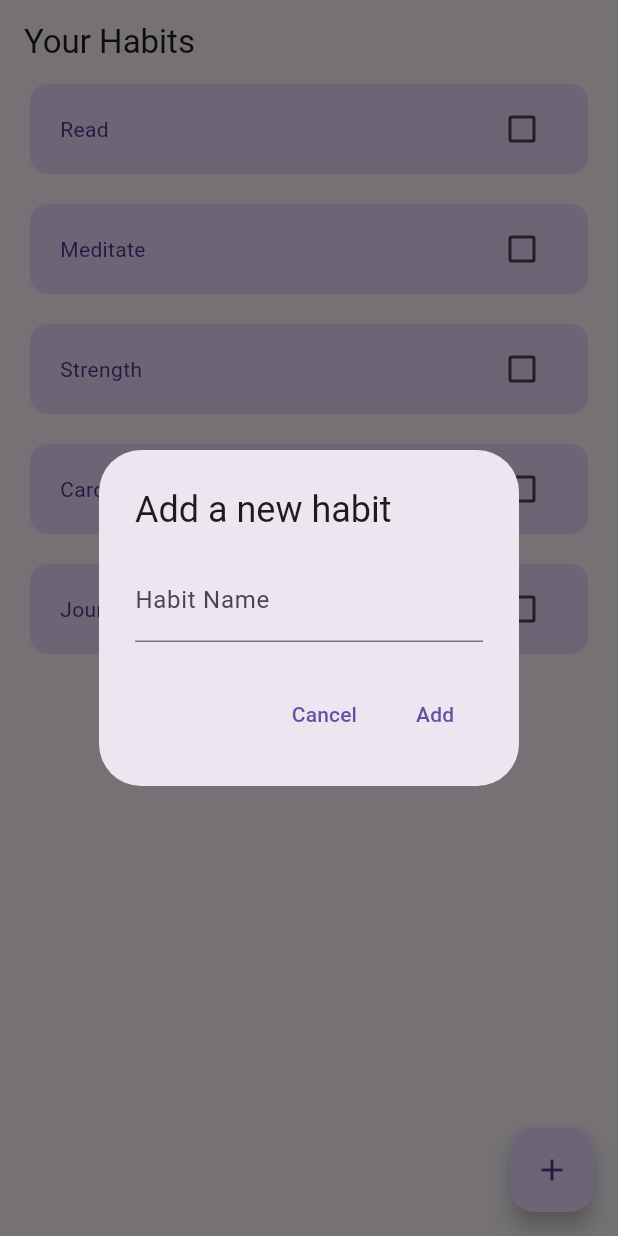
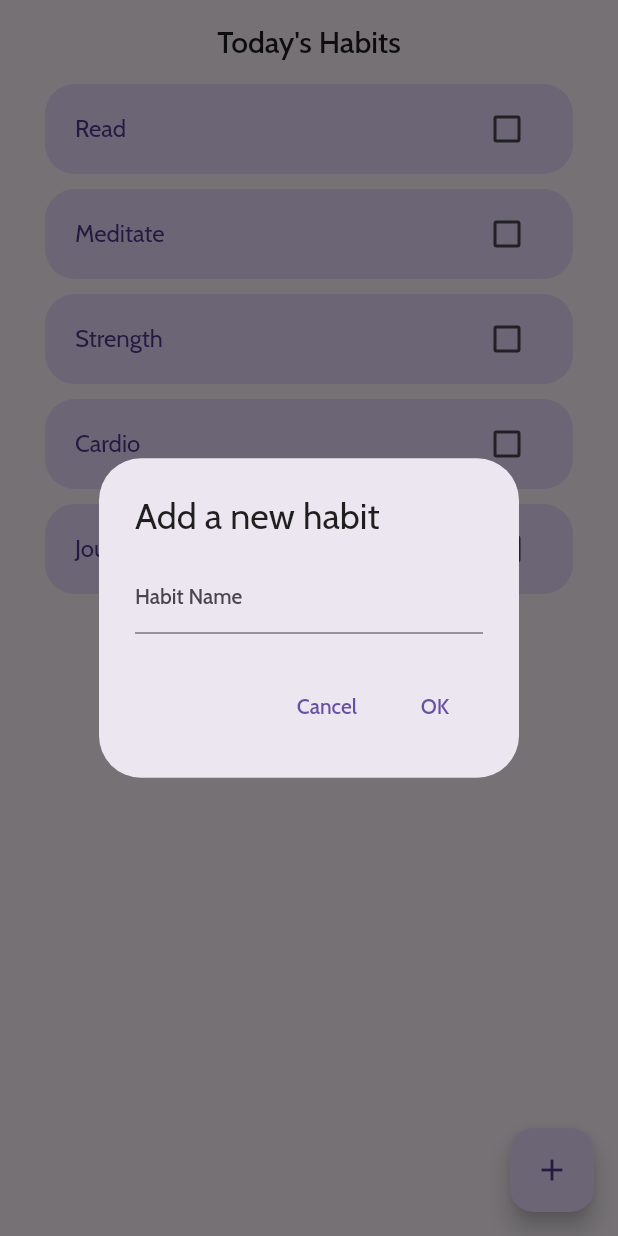
Before and after one commit to veersheth/habitian, a Flutter app: the screen it shows after launch, after a tap on the "add" icon, on a phone screen of 412 x 824 dp. Run offline on Flutter 3.47's test engine with Material 2 defaults, Android fonts, the phone set to English and light mode, and no system bars; our stand-ins replace google_fonts.

Commit message:
added google fonts and adjusted habit tile padding

```diff
--- a/lib/main.dart
+++ b/lib/main.dart
@@ -1,4 +1,5 @@
 import 'package:flutter/material.dart';
+import 'package:google_fonts/google_fonts.dart';
 
 import 'pages/habits_page.dart';
 
@@ -14,8 +15,11 @@ class MainApp extends StatelessWidget {
     return MaterialApp(
       theme: ThemeData(
         useMaterial3: true,
+        textTheme: GoogleFonts.cabinTextTheme(
+         Theme.of(context).textTheme,
+       ),
       ),
-      home: const Habits_Page(),
+      home: const HabitsPage(),
     );
   }
 }
--- a/lib/pages/habits_page.dart
+++ b/lib/pages/habits_page.dart
@@ -3,11 +3,11 @@ import 'package:habitian/widgets/fab_add_habit.dart';
 import 'package:habitian/widgets/habit_name_alert.dart';
 import '../widgets/habit_tile.dart';
 
-class Habits_Page extends StatefulWidget {
-  const Habits_Page({super.key});
+class HabitsPage extends StatefulWidget {
+  const HabitsPage({super.key});
 
   @override
-  State<Habits_Page> createState() => _Habits_PageState();
+  State<HabitsPage> createState() => _HabitsPageState();
 }
 
 List todaysHabits = [
@@ -18,7 +18,7 @@ List todaysHabits = [
   ["Journal", false ],
 ];
 
-class _Habits_PageState extends State<Habits_Page> {
+class _HabitsPageState extends State<HabitsPage> {
 
   void toggleHabitStatus(context, index) {
     setState(() {
@@ -36,7 +36,8 @@ class _Habits_PageState extends State<Habits_Page> {
   Widget build(BuildContext context) {
     return Scaffold(
       appBar: AppBar(
-        title: const Text("Your Habits"),
+        centerTitle: true,
+        title: const Text("Today's Habits"),
       ),
       floatingActionButton: FABAddHabit(
         addHabit: (newHabitName) {addHabit(newHabitName);},
--- a/lib/widgets/Habit_Tile.dart
+++ b/lib/widgets/Habit_Tile.dart
@@ -16,10 +16,10 @@ class _HabitTileState extends State<HabitTile> {
     return Container(
       height: 60,
       width: double.infinity,
-      margin: const EdgeInsets.only(left: 20, right: 20, bottom: 20),
+      margin: const EdgeInsets.only(left: 30, right: 30, bottom: 10),
       padding: const EdgeInsets.symmetric(horizontal: 20, vertical: 10),
       decoration: BoxDecoration(
-        borderRadius: BorderRadius.circular(12),
+        borderRadius: BorderRadius.circular(20),
         color: Theme.of(context).colorScheme.primaryContainer,
       ),
       child: Row(
@@ -28,13 +28,13 @@ class _HabitTileState extends State<HabitTile> {
           Text(
             widget.habitName,
             style: TextStyle(
+              fontSize: 16,
               color: Theme.of(context).colorScheme.onPrimaryContainer,
             ),
           ),
           Checkbox(
             value: widget.habitStatus,
             onChanged: (context) {
-              print("tapped");
               widget.toggleHabitStatus(context);
               },
             ),
--- a/lib/widgets/fab_add_habit.dart
+++ b/lib/widgets/fab_add_habit.dart
@@ -7,7 +7,7 @@ class FABAddHabit extends StatelessWidget {
 
   @override
   Widget build(BuildContext context) {
-    Widget AddHabitDialog() {
+    Widget addHabitDialog() {
       return HabitNameAlert(
         saveHabitName: (habitName) {
           addHabit(habitName);
@@ -19,7 +19,7 @@ class FABAddHabit extends StatelessWidget {
       onPressed: () {
         showDialog(
           context: context,
-          builder: (context) => AddHabitDialog(),
+          builder: (context) => addHabitDialog(),
         );
       },
       child: const Icon(Icons.add),
--- a/lib/widgets/habit_name_alert.dart
+++ b/lib/widgets/habit_name_alert.dart
@@ -27,7 +27,7 @@ class HabitNameAlert extends StatelessWidget {
               saveHabitName(habitNameController.text);
               Navigator.pop(context);
             },
-            child: const Text("Add"),
+            child: const Text("OK"),
           ),
         ],
       );
--- a/pubspec.yaml
+++ b/pubspec.yaml
@@ -9,6 +9,7 @@ environment:
 dependencies:
   flutter:
     sdk: flutter
+  google_fonts: ^6.1.0
 
 dev_dependencies:
   flutter_test:
```
Also changed, not shown: pubspec.lock, 1 other file.
